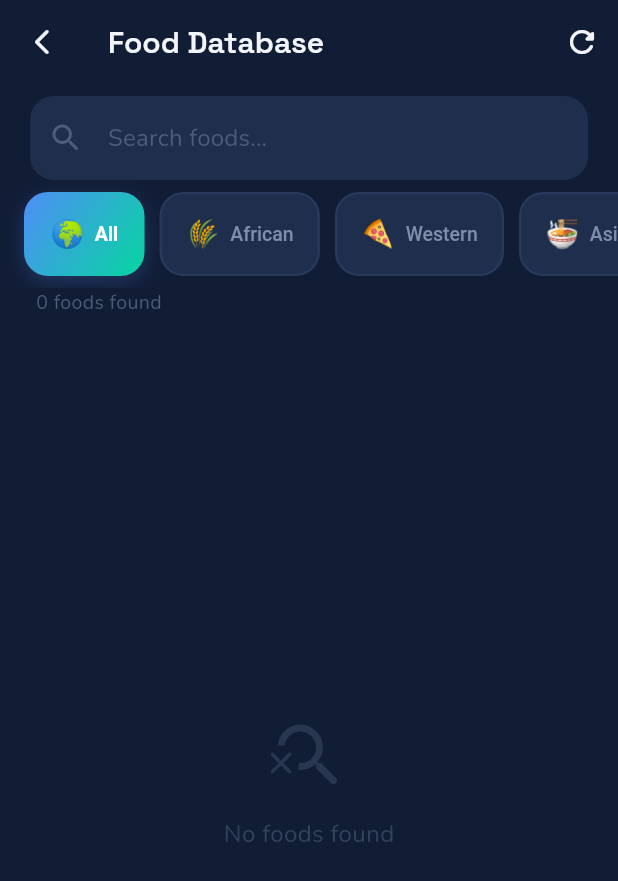
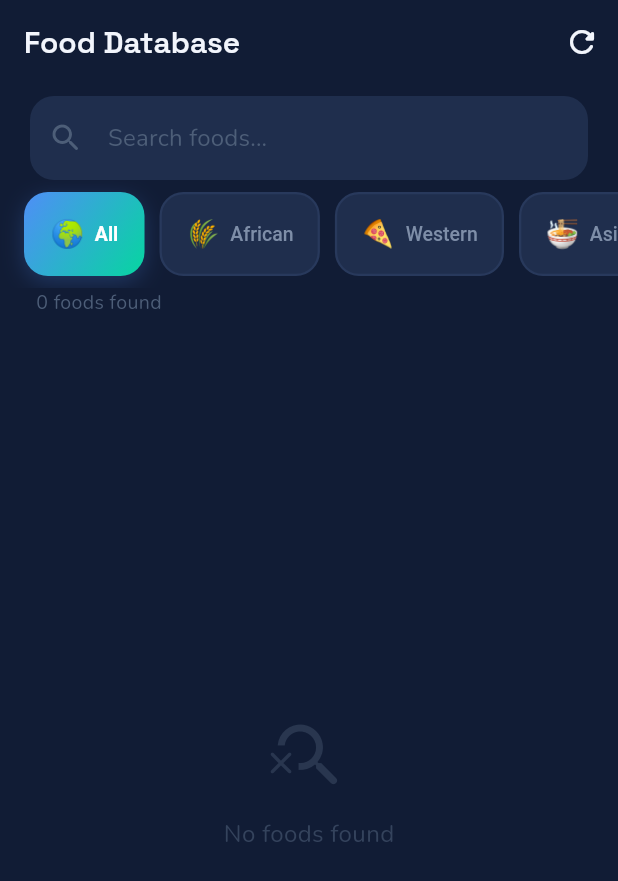
Before and after one commit to esumbrandon/lilyFit, a Flutter app: the FoodSearchScreen screen opened directly, on a phone screen of 412 x 824 dp. Shown: the top 881 px of the screen. Run offline on Flutter 3.47's test engine with Material 3 defaults, Android fonts, the phone set to English and light mode, and no system bars; our stand-ins replace fl_chart, flutter_local_notifications, flutter_timezone, geocoding, geolocator, google_fonts and 3 more; accounts and stored records are empty.

Commit message:
Removed the arrow button from the  Food section.
Co-authored-by: Copilot <copilot@github.com>

```diff
--- a/lib/screens/food_search/food_search_screen.dart
+++ b/lib/screens/food_search/food_search_screen.dart
@@ -21,7 +21,7 @@ class _FoodSearchScreenState extends State<FoodSearchScreen> {
   final _scrollController = ScrollController();
   final _foodDatabase = FoodDatabase();
   String _selectedRegion = 'all';
-  String _prevRegion = 'all';
+  bool _isForwardSwitch = true;
   String _searchQuery = '';
   List<FoodItem> _allFoods = [];
   bool _isLoading = true;
@@ -118,10 +118,7 @@ class _FoodSearchScreenState extends State<FoodSearchScreen> {
               ? 'Add to ${widget.mealType!.label}'
               : 'Food Database',
         ),
-        leading: IconButton(
-          icon: const Icon(Icons.arrow_back_ios_new_rounded, size: 20),
-          onPressed: () => Navigator.pop(context),
-        ),
+        automaticallyImplyLeading: false,
         actions: [
           IconButton(
             icon: _isRefreshing
@@ -193,8 +190,11 @@ class _FoodSearchScreenState extends State<FoodSearchScreen> {
                         onTap: () {
                           HapticFeedback.selectionClick();
                           if (region == _selectedRegion) return;
+                          final regions = FoodDatabase.regions;
                           setState(() {
-                            _prevRegion = _selectedRegion;
+                            _isForwardSwitch =
+                                regions.indexOf(region) >
+                                regions.indexOf(_selectedRegion);
                             _selectedRegion = region;
                           });
                           // Scroll list back to top
@@ -280,22 +280,46 @@ class _FoodSearchScreenState extends State<FoodSearchScreen> {
                 // Food list
                 Expanded(
                   child: AnimatedSwitcher(
-                    duration: const Duration(milliseconds: 320),
-                    switchInCurve: Curves.easeOutCubic,
-                    switchOutCurve: Curves.easeInCubic,
+                    duration: const Duration(milliseconds: 380),
                     transitionBuilder: (child, animation) {
-                      final regions = FoodDatabase.regions;
-                      final prevIdx = regions.indexOf(_prevRegion);
-                      final currIdx = regions.indexOf(_selectedRegion);
-                      // Slide right-to-left when going forward, left-to-right when going back
-                      final isForward = currIdx >= prevIdx;
-                      final slideIn = Tween<Offset>(
-                        begin: Offset(isForward ? 1.0 : -1.0, 0),
+                      // Detect incoming vs outgoing by matching the current key
+                      final currentKey = ValueKey('list_$_selectedRegion');
+                      final currentEmptyKey = ValueKey(
+                        'empty_$_selectedRegion',
+                      );
+                      final isIncoming =
+                          child.key == currentKey ||
+                          child.key == currentEmptyKey;
+                      // Incoming slides in from the side; outgoing exits the opposite way
+                      final inOffset = _isForwardSwitch
+                          ? const Offset(1.0, 0)
+                          : const Offset(-1.0, 0);
+                      final outOffset = _isForwardSwitch
+                          ? const Offset(-0.3, 0)
+                          : const Offset(0.3, 0);
+                      final position =
+                          Tween<Offset>(
+                            begin: isIncoming ? inOffset : outOffset,
                             end: Offset.zero,
-                      ).animate(animation);
+                          ).animate(
+                            CurvedAnimation(
+                              parent: animation,
+                              curve: isIncoming
+                                  ? Curves.easeOutCubic
+                                  : Curves.easeInCubic,
+                            ),
+                          );
                       return FadeTransition(
-                        opacity: animation,
-                        child: SlideTransition(position: slideIn, child: child),
+                        opacity: CurvedAnimation(
+                          parent: animation,
+                          curve: isIncoming
+                              ? Curves.easeOut
+                              : const Interval(0.0, 0.5),
+                        ),
+                        child: SlideTransition(
+                          position: position,
+                          child: child,
+                        ),
                       );
                     },
                     child: _filteredFoods.isEmpty
@@ -330,7 +354,9 @@ class _FoodSearchScreenState extends State<FoodSearchScreen> {
                             itemBuilder: (context, index) {
                               final food = _filteredFoods[index];
                               return _FoodItemCard(
+                                key: ValueKey(food.name),
                                 food: food,
+                                index: index,
                                 onTap: () => _showFoodDetail(context, food),
                               );
                             },
@@ -352,24 +378,83 @@ class _FoodSearchScreenState extends State<FoodSearchScreen> {
   }
 }
 
-class _FoodItemCard extends StatelessWidget {
+class _FoodItemCard extends StatefulWidget {
   final FoodItem food;
   final VoidCallback onTap;
+  final int index;
 
-  const _FoodItemCard({required this.food, required this.onTap});
+  const _FoodItemCard({
+    super.key,
+    required this.food,
+    required this.onTap,
+    required this.index,
+  });
+
+  @override
+  State<_FoodItemCard> createState() => _FoodItemCardState();
+}
+
+class _FoodItemCardState extends State<_FoodItemCard>
+    with SingleTickerProviderStateMixin {
+  late final AnimationController _entrance;
+  bool _pressed = false;
+
+  @override
+  void initState() {
+    super.initState();
+    _entrance = AnimationController(
+      vsync: this,
+      duration: const Duration(milliseconds: 420),
+    );
+    // Stagger first ~9 items; beyond that animate immediately
+    final delay = (widget.index * 45).clamp(0, 360);
+    if (delay == 0) {
+      _entrance.forward();
+    } else {
+      Future.delayed(Duration(milliseconds: delay), () {
+        if (mounted) _entrance.forward();
+      });
+    }
+  }
+
+  @override
+  void dispose() {
+    _entrance.dispose();
+    super.dispose();
+  }
 
   @override
   Widget build(BuildContext context) {
-    return Container(
+    final opacity = CurvedAnimation(parent: _entrance, curve: Curves.easeOut);
+    final slide = Tween<Offset>(
+      begin: const Offset(0, 0.14),
+      end: Offset.zero,
+    ).animate(CurvedAnimation(parent: _entrance, curve: Curves.easeOutCubic));
+
+    return FadeTransition(
+      opacity: opacity,
+      child: SlideTransition(
+        position: slide,
+        child: AnimatedScale(
+          scale: _pressed ? 0.97 : 1.0,
+          duration: const Duration(milliseconds: 80),
+          curve: Curves.easeOut,
+          child: Container(
             margin: const EdgeInsets.only(bottom: 8),
             child: Material(
               color: AppColors.card,
               borderRadius: BorderRadius.circular(16),
               child: InkWell(
                 borderRadius: BorderRadius.circular(16),
-          onTap: onTap,
+                onTap: widget.onTap,
+                onTapDown: (_) => setState(() => _pressed = true),
+                onTapUp: (_) => setState(() => _pressed = false),
+                onTapCancel: () => setState(() => _pressed = false),
                 child: Padding(
-            padding: const EdgeInsets.symmetric(horizontal: 16, vertical: 14),
+                  padding: const EdgeInsets.symmetric(
+                    horizontal: 16,
+                    vertical: 14,
+                  ),
                   child: Row(
                     children: [
                       // Emoji
@@ -381,7 +466,10 @@ class _FoodItemCard extends StatelessWidget {
                           borderRadius: BorderRadius.circular(14),
                         ),
                         alignment: Alignment.center,
-                  child: Text(food.emoji, style: const TextStyle(fontSize: 22)),
+                        child: Text(
+                          widget.food.emoji,
+                          style: const TextStyle(fontSize: 22),
+                        ),
                       ),
                       const SizedBox(width: 14),
                       // Info
@@ -390,7 +478,7 @@ class _FoodItemCard extends StatelessWidget {
                           crossAxisAlignment: CrossAxisAlignment.start,
                           children: [
                             Text(
-                        food.name,
+                              widget.food.name,
                               style: const TextStyle(
                                 color: Colors.white,
                                 fontSize: 15,
@@ -399,7 +487,7 @@ class _FoodItemCard extends StatelessWidget {
                             ),
                             const SizedBox(height: 3),
                             Text(
-                        '${food.servingSize} · ${FoodDatabase.regionLabel(food.region)}',
+                              '${widget.food.servingSize} · ${FoodDatabase.regionLabel(widget.food.region)}',
                               style: const TextStyle(
                                 color: AppColors.textTertiary,
                                 fontSize: 12,
@@ -419,7 +507,7 @@ class _FoodItemCard extends StatelessWidget {
                           borderRadius: BorderRadius.circular(10),
                         ),
                         child: Text(
-                    '${food.calories.toInt()} kcal',
+                          '${widget.food.calories.toInt()} kcal',
                           style: const TextStyle(
                             color: AppColors.primary,
                             fontSize: 13,
@@ -428,6 +516,9 @@ class _FoodItemCard extends StatelessWidget {
                         ),
                       ),
                     ],
+                  ),
+                ),
+              ),
             ),
           ),
         ),
```
Lines whose indentation alone changed are shown as unchanged.
